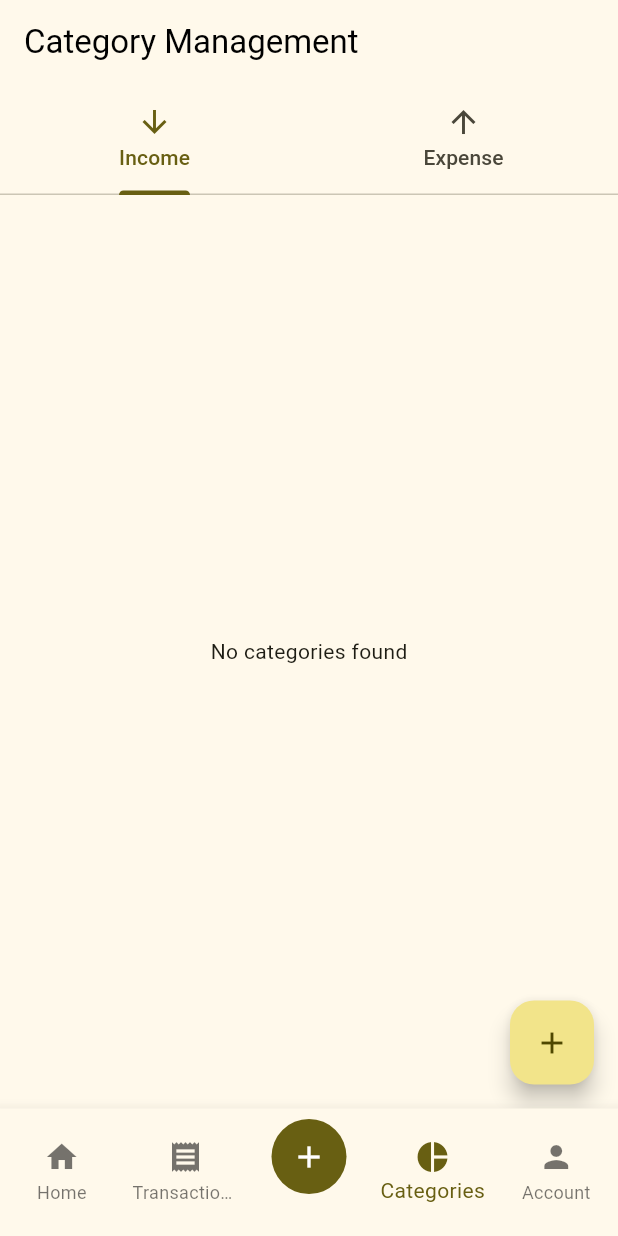
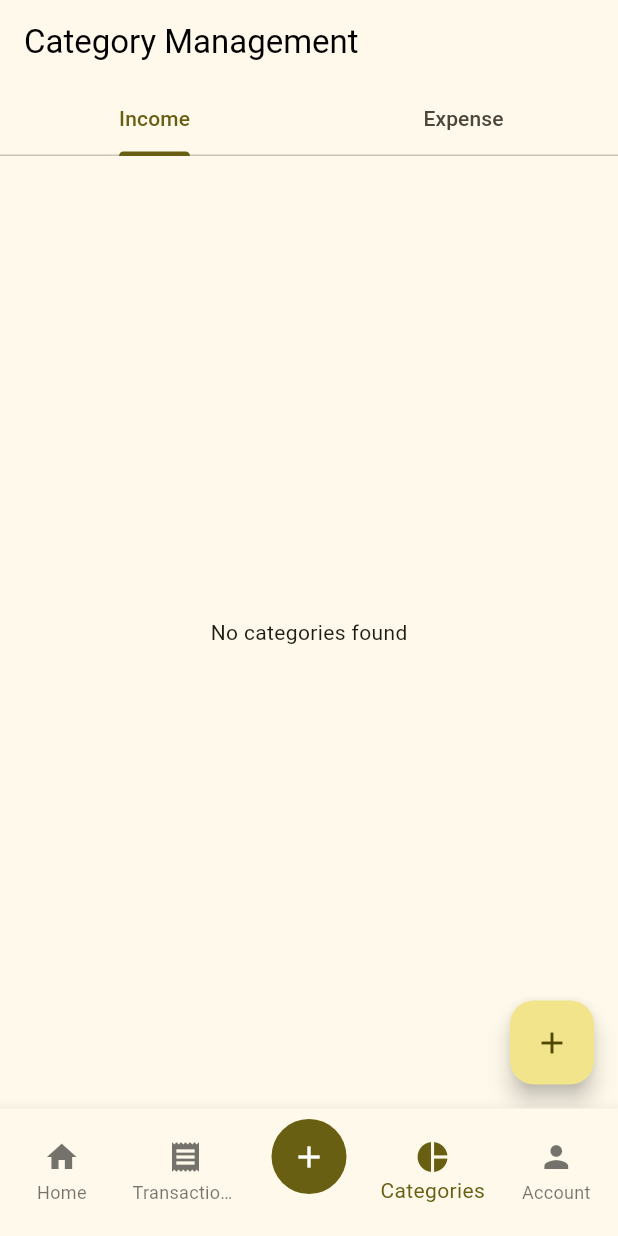
Before and after one commit to ridhoarmand/smartmoney, a Flutter app: the CategoryScreen screen opened by its route, on a phone screen of 412 x 824 dp. Run offline on Flutter 3.47's test engine with Material 3 defaults, Android fonts, the phone set to English and light mode, and no system bars; our stand-ins replace cloud_firestore, firebase_auth, firebase_core, firebase_storage, flex_color_scheme, flutter_riverpod and 4 more; missing offline and left inert: flutter_iconpicker; accounts and stored records are empty; generated files the repository leaves out were written again.

Commit message:
Refactoring Code

```diff
--- a/lib/core/router.dart
+++ b/lib/core/router.dart
@@ -1,6 +1,5 @@
 import 'package:flutter/material.dart';
 import 'package:go_router/go_router.dart';
-import 'package:flutter_web_plugins/flutter_web_plugins.dart';
 
 import '../features/account/views/darkmode_screen.dart';
 import '../features/account/views/edit_profile_screen.dart';
@@ -9,7 +8,6 @@ import '../features/auth/views/forgot_password_screen.dart';
 import '../features/auth/views/signin_screen.dart';
 import '../features/auth/views/signup_screen.dart';
 import '../features/auth/views/splash_screen.dart';
-import '../features/category/views/category_form_screen.dart';
 import '../features/category/views/category_screen.dart';
 import '../features/home/views/home_screen.dart';
 import '../features/product/view/product_screen.dart';
@@ -18,10 +16,6 @@ import '../features/transaction/views/transaction_screen.dart';
 import '../features/wallet/views/wallet_screen.dart';
 
 class AppRouter {
-  static void configureRouter() {
-    setUrlStrategy(PathUrlStrategy());
-  }
-
   final GoRouter appRouter;
 
   AppRouter()
--- a/lib/features/category/views/category_form_screen.dart
+++ b/lib/features/category/views/category_form_screen.dart
@@ -1,6 +1,5 @@
 import 'package:flutter/material.dart';
 import 'package:flutter_iconpicker/Models/configuration.dart';
-import 'package:flutter_iconpicker/Models/icon_picker_icon.dart';
 import 'package:flutter_iconpicker/flutter_iconpicker.dart';
 import 'package:flutter_riverpod/flutter_riverpod.dart';
 import '../models/category.dart';
--- a/lib/features/category/views/category_screen.dart
+++ b/lib/features/category/views/category_screen.dart
@@ -47,8 +47,8 @@ class CategoryScreenState extends ConsumerState<CategoryScreen>
         bottom: TabBar(
           controller: _tabController,
           tabs: const [
-            Tab(icon: Icon(Icons.arrow_downward), text: 'Income'),
-            Tab(icon: Icon(Icons.arrow_upward), text: 'Expense'),
+            Tab(text: 'Income'),
+            Tab(text: 'Expense'),
           ],
         ),
       ),
--- a/lib/features/transaction/views/transaction_filters_screen.dart
+++ b/lib/features/transaction/views/transaction_filters_screen.dart
@@ -14,11 +14,10 @@ class TransactionFilterScreen extends StatefulWidget {
   const TransactionFilterScreen({super.key, required this.onApplyFilter});
 
   @override
-  _TransactionFilterScreenState createState() =>
-      _TransactionFilterScreenState();
+  TransactionFilterScreenState createState() => TransactionFilterScreenState();
 }
 
-class _TransactionFilterScreenState extends State<TransactionFilterScreen> {
+class TransactionFilterScreenState extends State<TransactionFilterScreen> {
   String _selectedTimeRange = '7 Hari Terakhir';
   String _selectedTransactionType = 'Semua Transaksi';
   DateTime? _startDate;
--- a/lib/features/wallet/views/add_wallet_screen.dart
+++ b/lib/features/wallet/views/add_wallet_screen.dart
@@ -31,7 +31,8 @@ class _AddEditWalletScreenState extends ConsumerState<AddEditWalletScreen> {
     _nameController = TextEditingController(text: widget.wallet?.name ?? '');
     _balanceController = TextEditingController(
       text: widget.wallet?.balance != null
-          ? NumberFormat('#,###').format(widget.wallet!.balance)
+          ? NumberFormat.currency(locale: 'id_ID', symbol: '', decimalDigits: 2)
+              .format(widget.wallet!.balance)
           : '0',
     );
     _currency = widget.wallet?.currency ?? 'Rupiah';
--- a/lib/features/wallet/views/wallet_screen.dart
+++ b/lib/features/wallet/views/wallet_screen.dart
@@ -2,7 +2,6 @@ import 'package:flutter/material.dart';
 import 'package:flutter_riverpod/flutter_riverpod.dart';
 import 'package:go_router/go_router.dart';
 import 'package:intl/intl.dart';
-import 'package:smartmoney/core/router.dart';
 
 import '../providers/wallet_provider.dart';
 import 'add_wallet_screen.dart';
@@ -45,7 +44,7 @@ class WalletScreenState extends ConsumerState<WalletScreen> {
               itemBuilder: (context, index) {
                 final wallet = wallets[index];
                 final balance = NumberFormat.currency(
-                  locale: 'en_US',
+                  locale: 'id_ID',
                   symbol: wallet.currency == 'Rupiah' ? 'Rp ' : '\$',
                   decimalDigits: wallet.balance == wallet.balance.toInt()
                       ? 0
--- a/lib/main.dart
+++ b/lib/main.dart
@@ -2,7 +2,6 @@ import 'package:firebase_core/firebase_core.dart';
 import 'package:flutter/material.dart';
 import 'package:flutter_riverpod/flutter_riverpod.dart';
 
-import 'core/router.dart';
 import 'core/router_provider.dart';
 import 'core/shared_preference_provider.dart';
 import 'core/theme.dart';
@@ -14,7 +13,6 @@ void main() async {
   await Firebase.initializeApp(
     options: DefaultFirebaseOptions.currentPlatform,
   );
-  AppRouter.configureRouter();
   runApp(const ProviderScope(child: MyApp()));
 }
 
--- a/pubspec.yaml
+++ b/pubspec.yaml
@@ -30,7 +30,10 @@ environment:
 dependencies:
   flutter:
     sdk: flutter
+  flutter_web_plugins:
+    sdk: flutter
   path: any
+  uuid: any
 
 
   # The following adds the Cupertino Icons font to your application.
```
Also changed, not shown: lib/features/transaction/views/transaction_screen.dart (+6 -7 lines), pubspec.lock.
